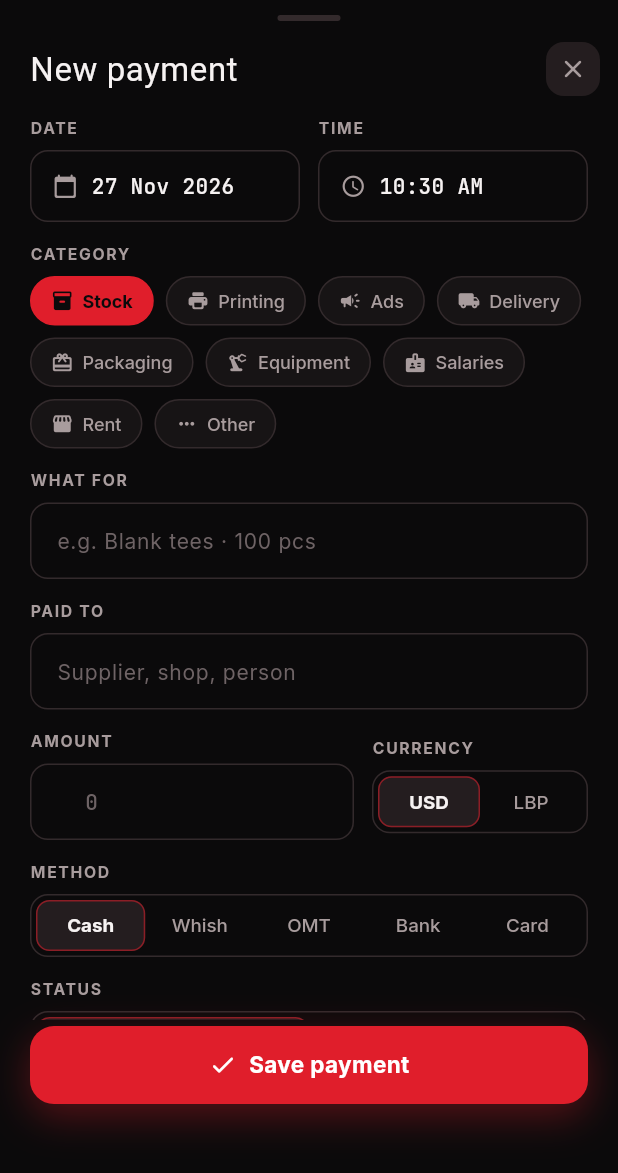
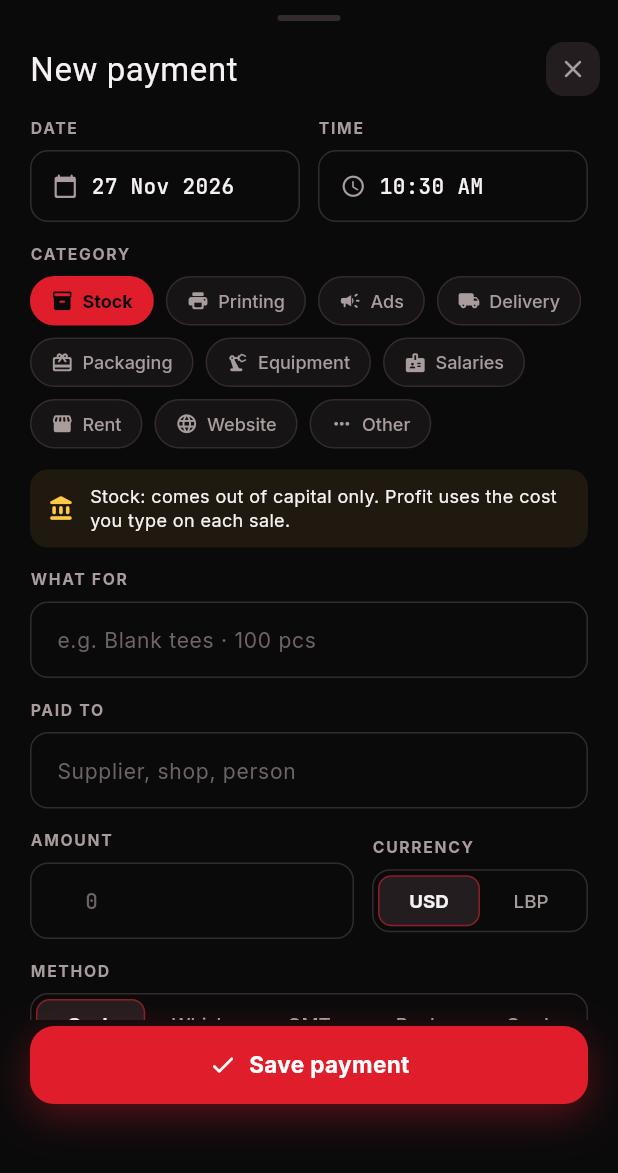
Before and after one commit to Malek-hamdan/my-new-video, a Flutter app: the PaymentForm widget shown alone on an empty page, opened directly, on a phone screen of 412 x 824 dp. Shown: the top 1173 px of the screen. Run offline on Flutter 3.47's test engine with Material 3 defaults, Android fonts, the phone set to English and light mode, and no system bars; drawn by our look-alikes of flutter_animate; our stand-ins replace cloud_firestore, firebase_auth, firebase_core, material_ui, package_info_plus, shared_preferences; missing offline and left inert: ota_update; accounts and stored records are empty; network calls fail; Roboto replaces fonts that are missing (DelaGothic).

Commit message:
Add Website payment category and explain where each payment counts
Co-Authored-By: Claude Opus 5.5 <noreply@anthropic.com>
Claude-Session: https://claude.ai/code/session_018f8iPCV3gpG7R7a6VyWTxn

```diff
--- a/app/lib/models.dart
+++ b/app/lib/models.dart
@@ -371,6 +371,7 @@ const categories = <Category>[
   Category('Equipment', Icons.precision_manufacturing_rounded, Color(0xFF5BC0EB)),
   Category('Salaries', Icons.badge_rounded, Color(0xFFFF9F45)),
   Category('Rent', Icons.storefront_rounded, Color(0xFFE88AB8)),
+  Category('Website', Icons.language_rounded, Color(0xFF7DD3FC)),
   Category('Other', Icons.more_horiz_rounded, C.mute),
 ];
 
--- a/app/lib/ui/forms.dart
+++ b/app/lib/ui/forms.dart
@@ -570,6 +570,31 @@ class _PaymentFormState extends State<PaymentForm> {
       items: [
         DateTimeRow(value: date, onChanged: (d) => setState(() => date = d)),
         Field('Category', CategoryGrid(selected: category, onChanged: (v) => setState(() => category = v))),
+        AnimatedSwitcher(
+          duration: kMed,
+          child: Container(
+            key: ValueKey(category == 'Stock'),
+            width: double.infinity,
+            padding: const EdgeInsets.symmetric(horizontal: 12, vertical: 10),
+            decoration: BoxDecoration(
+              color: (category == 'Stock' ? C.gold : C.red).withValues(alpha: .08),
+              borderRadius: BorderRadius.circular(12),
+            ),
+            child: Row(children: [
+              Icon(category == 'Stock' ? Icons.account_balance_rounded : Icons.trending_down_rounded,
+                  size: 18, color: category == 'Stock' ? C.gold : C.red),
+              const SizedBox(width: 10),
+              Expanded(
+                child: Text(
+                  category == 'Stock'
+                      ? 'Stock: comes out of capital only. Profit uses the cost you type on each sale.'
+                      : 'Comes out of this month\'s profit.',
+                  style: const TextStyle(fontSize: 12, height: 1.35),
+                ),
+              ),
+            ]),
+          ),
+        ),
         Field('What for', Input(controller: desc, hint: 'e.g. Blank tees · 100 pcs', onChanged: (_) => setState(() {}))),
         Field('Paid to', Input(controller: payee, hint: 'Supplier, shop, person')),
         Row(children: [
--- a/app/pubspec.yaml
+++ b/app/pubspec.yaml
@@ -16,7 +16,7 @@ publish_to: 'none' # Remove this line if you wish to publish to pub.dev
 # https://developer.apple.com/library/archive/documentation/General/Reference/InfoPlistKeyReference/Articles/CoreFoundationKeys.html
 # In Windows, build-name is used as the major, minor, and patch parts
 # of the product and file versions while build-number is used as the build suffix.
-version: 1.7.0+12
+version: 1.7.1+13
 
 environment:
   sdk: ^3.14.0
```
